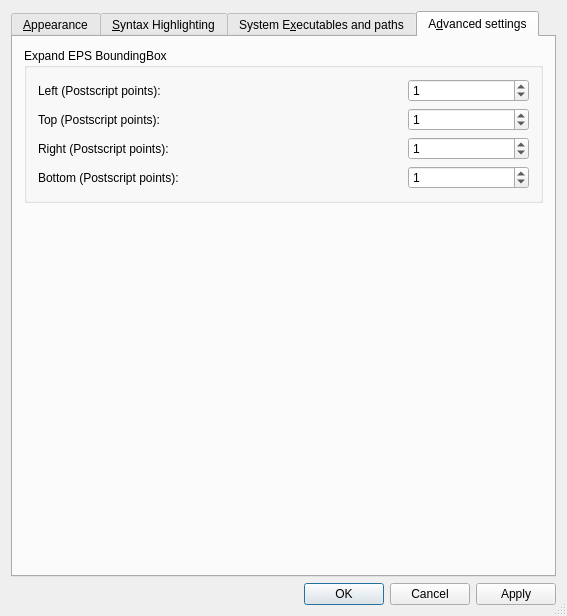
CryFeiFei/klatexformula, file src/klfsettingsui.ui: the form before one commit.
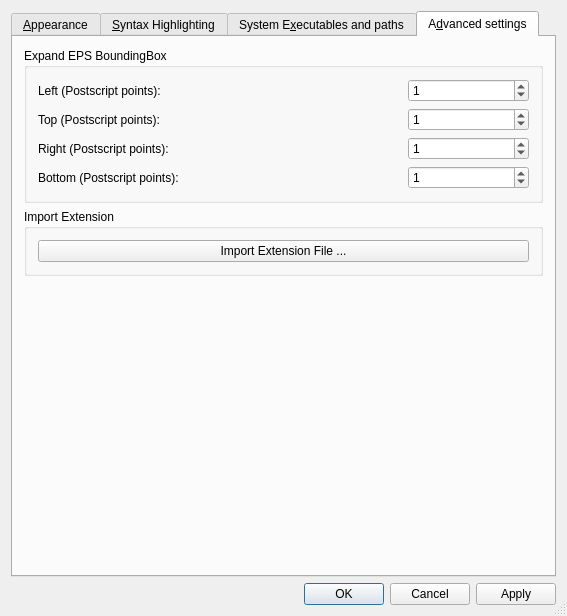
The form after the commit. The open tabs and pages were chosen to show the change. Icons and pictures are not drawn. Custom widgets are drawn as their Qt base class.

Commit message: Routine commit with small changes; updated french translations and added button for "import extension file" in settings dialog, added checker for transparency in color chooser; ...

What changed in the file:
```diff
--- a/src/klfsettingsui.ui
+++ b/src/klfsettingsui.ui
@@ -1177,6 +1177,22 @@
          </layout>
         </widget>
        </item>
+       <item>
+        <widget class="QGroupBox" name="gbxExtension">
+         <property name="title">
+          <string>Import Extension</string>
+         </property>
+         <layout class="QVBoxLayout" name="lyt_gbxExtension">
+          <item>
+           <widget class="QPushButton" name="btnImportExtensionFile">
+            <property name="text">
+             <string>Import Extension File ...</string>
+            </property>
+           </widget>
+          </item>
+         </layout>
+        </widget>
+       </item>
        <item>
         <spacer name="spacer4">
          <property name="orientation">
```
The commit also changes 11 other files.
